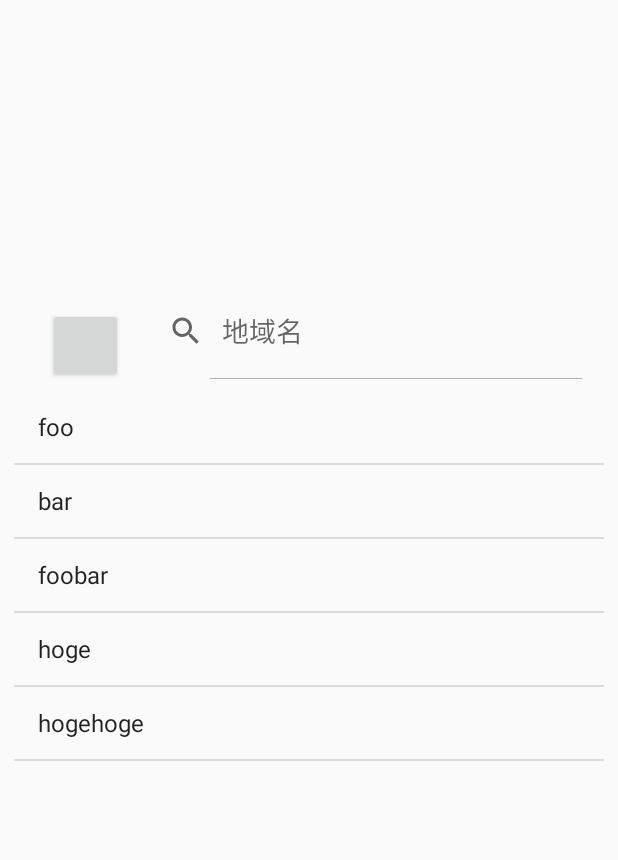
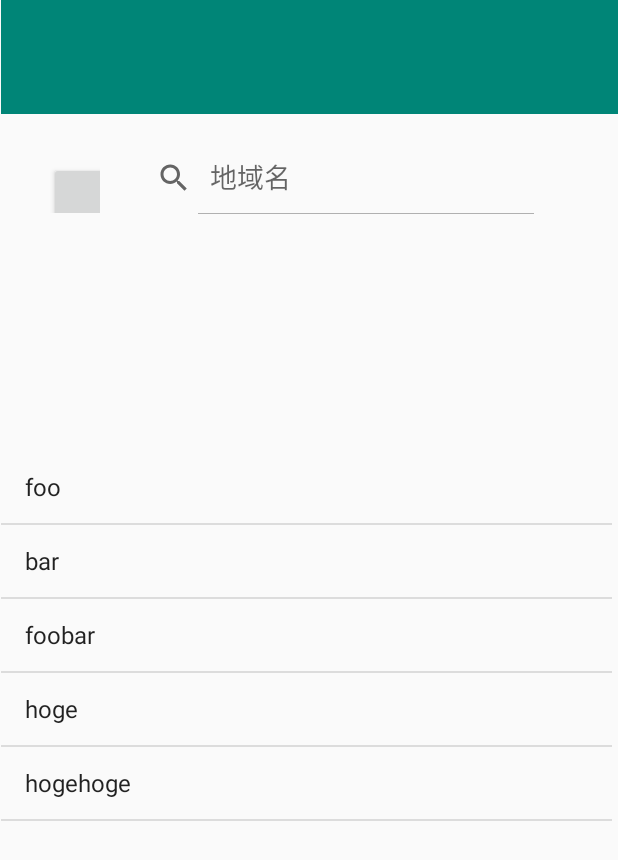
Before and after one commit to hqmutaro/Umimamoru-android, an Android app: the SelectRegionActivity screen opened directly, with no data from a screen before it, on a phone screen of 412 x 824 dp. Shown: the top 860 px of the screen. Run offline under Robolectric (Android 15) with nearby library versions, the phone set to English and light mode, and no system bars.

Commit message:
add: 鯖関連

```diff
--- /dev/null
+++ b/app/src/main/java/com/github/nitf/umimamoru/server/RipCurrentStatus.java
@@ -0,0 +1,5 @@
+package com.github.nitf.umimamoru.server;
+
+public class RipCurrentStatus {
+    // 鯖立ててから実装
+}
--- a/app/src/main/java/com/github/nitf/umimamoru/ui/fragment/WarningDisplayFragment.java
+++ b/app/src/main/java/com/github/nitf/umimamoru/ui/fragment/WarningDisplayFragment.java
@@ -17,8 +17,7 @@ public class WarningDisplayFragment extends Fragment {
     public View onCreateView(@NonNull LayoutInflater inflater, ViewGroup container, Bundle savedInstanceState) {
         super.onCreateView(inflater, container, savedInstanceState);
         boolean isOccurRipCurrent = true;
-        int resource;
-        resource = (isOccurRipCurrent) ? R.layout.fragment_warning_display : R.layout.fragment_all_clear_display;
+        int resource = (isOccurRipCurrent) ? R.layout.fragment_warning_display : R.layout.fragment_all_clear_display;
         return inflater.inflate(resource, container, false);
     }
 
--- a/app/src/main/java/com/github/nitf/umimamoru/utils/Config.java
+++ /dev/null
@@ -1,6 +0,0 @@
-package com.github.nitf.umimamoru.utils;
-
-import java.util.LinkedHashMap;
-
-public class Config {
-}
--- a/app/src/main/res/layout/activity_select_region.xml
+++ b/app/src/main/res/layout/activity_select_region.xml
@@ -9,52 +9,61 @@
 
     <ListView
         android:id="@+id/listView"
-        android:layout_width="393dp"
-        android:layout_height="555dp"
+        android:layout_width="407dp"
+        android:layout_height="519dp"
         android:layout_marginStart="8dp"
         android:layout_marginLeft="8dp"
-        android:layout_marginTop="60dp"
         android:layout_marginEnd="8dp"
         android:layout_marginRight="8dp"
-        android:layout_marginBottom="8dp"
+        android:layout_marginBottom="4dp"
         app:layout_constraintBottom_toBottomOf="parent"
         app:layout_constraintEnd_toEndOf="parent"
-        app:layout_constraintStart_toStartOf="parent"
-        app:layout_constraintTop_toTopOf="parent"
-        app:layout_constraintVertical_bias="1.0" />
-
-    <SearchView
-        android:id="@+id/searchView"
-        android:layout_width="304dp"
-        android:layout_height="63dp"
-        android:layout_marginStart="8dp"
-        android:layout_marginLeft="8dp"
-        android:layout_marginTop="8dp"
-        android:layout_marginEnd="8dp"
-        android:layout_marginRight="8dp"
-        android:layout_marginBottom="8dp"
-        app:layout_constraintBottom_toTopOf="@+id/listView"
-        app:layout_constraintEnd_toEndOf="parent"
-        app:layout_constraintHorizontal_bias="0.912"
-        app:layout_constraintStart_toStartOf="parent"
-        app:layout_constraintTop_toTopOf="parent"
-        app:layout_constraintVertical_bias="1.0" />
+        app:layout_constraintHorizontal_bias="0.666"
+        app:layout_constraintStart_toStartOf="parent" />
 
     <fragment
         android:id="@+id/fragment"
         android:name="com.github.nitf.umimamoru.ui.fragment.PreviousButtonFragment"
-        android:layout_width="65dp"
-        android:layout_height="63dp"
+        android:layout_width="50dp"
+        android:layout_height="50dp"
         android:layout_marginStart="8dp"
         android:layout_marginLeft="8dp"
-        android:layout_marginTop="8dp"
+        android:layout_marginTop="16dp"
         android:layout_marginEnd="8dp"
         android:layout_marginRight="8dp"
+        app:layout_constraintBottom_toBottomOf="@+id/searchView"
+        app:layout_constraintEnd_toStartOf="@+id/searchView"
+        app:layout_constraintHorizontal_bias="0.47"
+        app:layout_constraintStart_toStartOf="parent"
+        app:layout_constraintTop_toBottomOf="@+id/toolbar"
+        app:layout_constraintVertical_bias="0.0" />
+
+    <SearchView
+        android:id="@+id/searchView"
+        android:layout_width="280dp"
+        android:layout_height="48dp"
+        android:layout_marginTop="92dp"
+        android:layout_marginEnd="48dp"
+        android:layout_marginRight="48dp"
         android:layout_marginBottom="8dp"
         app:layout_constraintBottom_toTopOf="@+id/listView"
         app:layout_constraintEnd_toEndOf="parent"
-        app:layout_constraintHorizontal_bias="0.024"
+        app:layout_constraintTop_toTopOf="parent"
+        app:layout_constraintVertical_bias="0.017" />
+
+    <androidx.appcompat.widget.Toolbar
+        android:id="@+id/toolbar"
+        android:layout_width="411dp"
+        android:layout_height="76dp"
+        android:layout_marginStart="8dp"
+        android:layout_marginLeft="8dp"
+        android:layout_marginEnd="8dp"
+        android:layout_marginRight="8dp"
+        android:background="?attr/colorPrimary"
+        android:minHeight="?attr/actionBarSize"
+        android:theme="?attr/actionBarTheme"
+        app:layout_constraintEnd_toEndOf="parent"
         app:layout_constraintStart_toStartOf="parent"
-        app:layout_constraintTop_toTopOf="parent"
-        app:layout_constraintVertical_bias="1.0" />
+        app:layout_constraintTop_toTopOf="parent" />
+
 </androidx.constraintlayout.widget.ConstraintLayout>
```
Also changed, not shown: app/src/main/java/com/github/nitf/umimamoru/server/StatusInfo.java (added, +25 -0 lines), app/src/main/java/com/github/nitf/umimamoru/ui/utils/CustomAdapter.java (deleted, +0 -71 lines), app/src/main/res/layout/occur_place_list.xml (added, +8 -0 lines).
